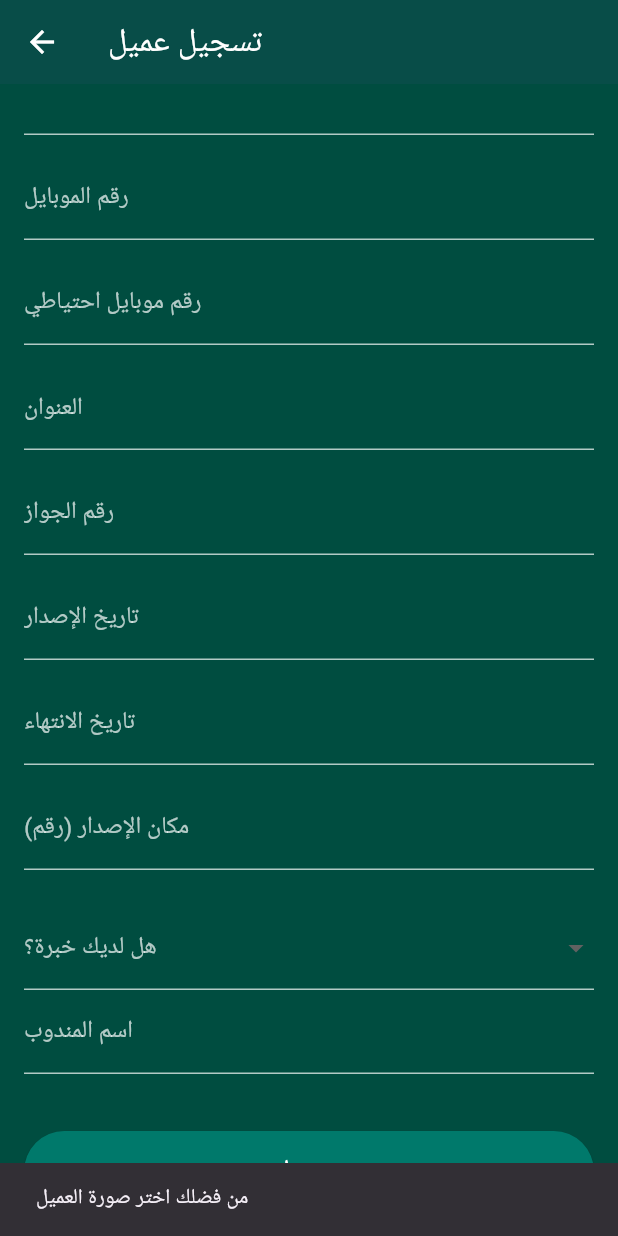
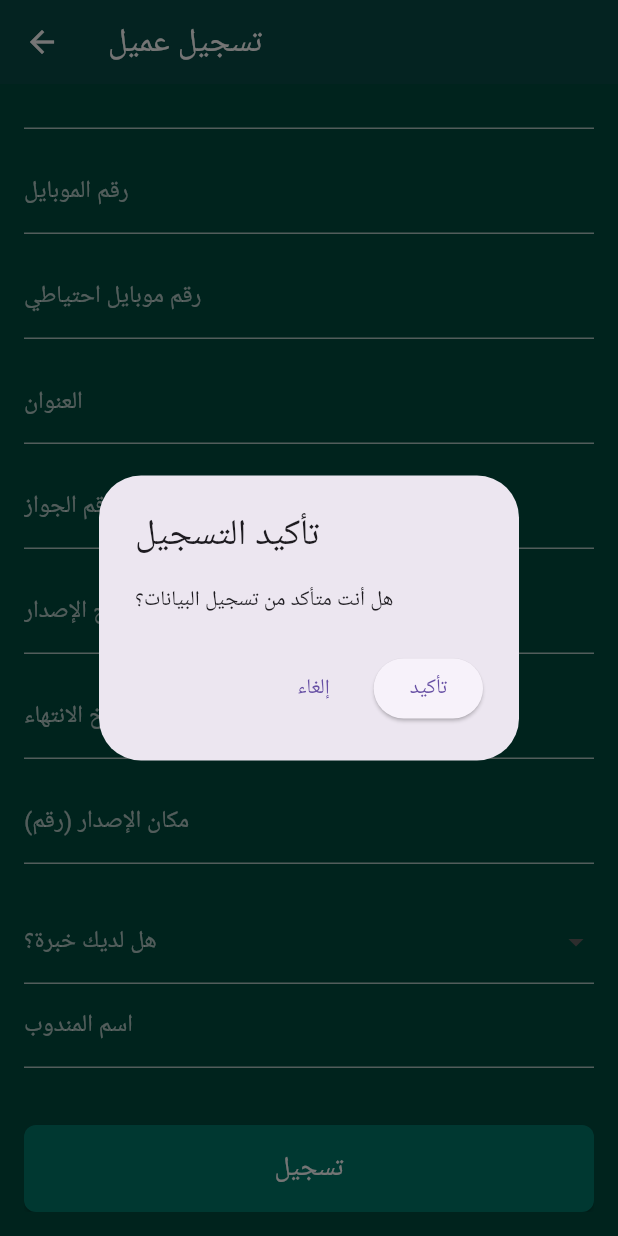
Before and after one commit to mo7med10/solidere_misr, a Flutter app: the ClientRegistrationScreen screen opened by its route, scrolled down 315 dp, after a tap on "تسجيل", on a phone screen of 412 x 824 dp. Run offline on Flutter 3.47's test engine with Material 3 defaults, Android fonts, the phone set to English and light mode, and no system bars; our stand-ins replace firebase_core, image_picker, shared_preferences; missing offline and left inert: excel; accounts and stored records are empty; Roboto replaces fonts that are missing (Cairo).

Commit message:
Add client registration improvements and validation

```diff
--- a/lib/screens/client_registration_screen.dart
+++ b/lib/screens/client_registration_screen.dart
@@ -54,6 +54,24 @@ class _ClientRegistrationScreenState extends State<ClientRegistrationScreen> {
     }
   }
 
+  Future<void> _confirmAndSubmit() async {
+    final shouldSubmit = await showDialog<bool>(
+      context: context,
+      builder: (_) => AlertDialog(
+        title: Text('تأكيد التسجيل'),
+        content: Text('هل أنت متأكد من تسجيل البيانات؟'),
+        actions: [
+          TextButton(onPressed: () => Navigator.pop(context, false), child: Text('إلغاء')),
+          ElevatedButton(onPressed: () => Navigator.pop(context, true), child: Text('تأكيد')),
+        ],
+      ),
+    );
+
+    if (shouldSubmit == true) {
+      _submitForm();
+    }
+  }
+
   Future<void> _submitForm() async {
     if (_pickedImage == null) {
       ScaffoldMessenger.of(context).showSnackBar(SnackBar(content: Text('من فضلك اختر صورة العميل')));
@@ -62,6 +80,11 @@ class _ClientRegistrationScreenState extends State<ClientRegistrationScreen> {
 
     if (!_formKey.currentState!.validate()) return;
 
+    if (experienceType == null) {
+      ScaffoldMessenger.of(context).showSnackBar(SnackBar(content: Text('من فضلك اختر نوع الخبرة')));
+      return;
+    }
+
     final prefs = await SharedPreferences.getInstance();
     final nationalId = nationalIdController.text.trim();
 
@@ -69,9 +92,7 @@ class _ClientRegistrationScreenState extends State<ClientRegistrationScreen> {
     bool alreadyExists = existingClients.any((entry) => entry.contains('الرقم القومي:$nationalId'));
 
     if (alreadyExists) {
-      ScaffoldMessenger.of(context).showSnackBar(
-        SnackBar(content: Text('تم التسجيل مسبقًا بهذا الرقم القومي')),
-      );
+      ScaffoldMessenger.of(context).showSnackBar(SnackBar(content: Text('تم التسجيل مسبقًا بهذا الرقم القومي')));
       return;
     }
 
@@ -116,10 +137,12 @@ class _ClientRegistrationScreenState extends State<ClientRegistrationScreen> {
 
     ScaffoldMessenger.of(context).showSnackBar(SnackBar(content: Text('تم التسجيل بنجاح')));
 
+    Future.delayed(Duration(seconds: 1), () {
       Navigator.pushReplacement(
         context,
         MaterialPageRoute(builder: (_) => ClientProfileScreen(nationalId: nationalId)),
       );
+    });
   }
 
   @override
@@ -150,16 +173,16 @@ class _ClientRegistrationScreenState extends State<ClientRegistrationScreen> {
                 ),
               ),
               const SizedBox(height: 20),
-              buildTextField('الاسم', nameController),
+              buildTextField('الاسم', nameController, isTextOnly: true),
               buildDateField('تاريخ الميلاد', birthDateController),
-              buildNationalIdField(),
+              buildNumberField('الرقم القومي', nationalIdController, length: 14),
               buildNumberField('رقم الموبايل', mobileNumberController),
-              buildNumberField('رقم موبايل احتياطي', altMobileNumberController, isOptional: true),
+              buildNumberField('رقم موبايل احتياطي', altMobileNumberController, optional: true),
               buildTextField('العنوان', addressController),
               buildNumberField('رقم الجواز', passportNumberController),
               buildDateField('تاريخ الإصدار', passportIssueDateController),
               buildDateField('تاريخ الانتهاء', passportExpiryDateController),
-              buildNumberField('مكان الإصدار (رقم)', passportIssuePlaceController, maxLength: 3),
+              buildNumberField('مكان الإصدار (رقم)', passportIssuePlaceController, length: 3),
               const SizedBox(height: 10),
               DropdownButtonFormField<String>(
                 decoration: InputDecoration(
@@ -178,16 +201,20 @@ class _ClientRegistrationScreenState extends State<ClientRegistrationScreen> {
               ),
               if (experienceType == 'قديم')
                 buildTextField('الشركات السابقة', previousCompaniesController),
-              buildTextField('اسم المندوب', delegateNameController),
+              buildTextField('اسم المندوب', delegateNameController, isTextOnly: true),
               const SizedBox(height: 24),
-              ElevatedButton(
-                onPressed: _submitForm,
+              SizedBox(
+                width: double.infinity,
+                child: ElevatedButton(
+                  onPressed: _confirmAndSubmit,
                   style: ElevatedButton.styleFrom(
                     backgroundColor: Colors.teal[700],
                     foregroundColor: Colors.white,
-                  padding: EdgeInsets.symmetric(vertical: 14),
+                    padding: EdgeInsets.symmetric(vertical: 16),
+                    shape: RoundedRectangleBorder(borderRadius: BorderRadius.circular(8)),
                   ),
                   child: Text('تسجيل', style: TextStyle(fontSize: 18)),
+                ),
               ),
             ],
           ),
@@ -196,20 +223,24 @@ class _ClientRegistrationScreenState extends State<ClientRegistrationScreen> {
     );
   }
 
-  Widget buildTextField(String label, TextEditingController controller) {
+  Widget buildTextField(String label, TextEditingController controller, {bool isTextOnly = false}) {
     return Padding(
       padding: const EdgeInsets.only(bottom: 14),
       child: TextFormField(
         controller: controller,
         decoration: buildInputDecoration(label),
         style: TextStyle(color: Colors.white),
-        keyboardType: TextInputType.text,
+        keyboardType: TextInputType.name,
+        inputFormatters: isTextOnly
+            ? [FilteringTextInputFormatter.allow(RegExp(r'[ا-يأءئa-zA-Z\s]'))]
+            : [],
         validator: (value) => value == null || value.isEmpty ? 'مطلوب' : null,
       ),
     );
   }
 
-  Widget buildNumberField(String label, TextEditingController controller, {bool isOptional = false, int? maxLength}) {
+  Widget buildNumberField(String label, TextEditingController controller,
+      {bool optional = false, int? length}) {
     return Padding(
       padding: const EdgeInsets.only(bottom: 14),
       child: TextFormField(
@@ -219,32 +250,11 @@ class _ClientRegistrationScreenState extends State<ClientRegistrationScreen> {
         keyboardType: TextInputType.number,
         inputFormatters: [
           FilteringTextInputFormatter.digitsOnly,
-          if (maxLength != null) LengthLimitingTextInputFormatter(maxLength),
+          if (length != null) LengthLimitingTextInputFormatter(length),
         ],
         validator: (value) {
-          if (isOptional) return null;
+          if (optional) return null;
           return value == null || value.isEmpty ? 'مطلوب' : null;
-        },
-      ),
-    );
-  }
-
-  Widget buildNationalIdField() {
-    return Padding(
-      padding: const EdgeInsets.only(bottom: 14),
-      child: TextFormField(
-        controller: nationalIdController,
-        decoration: buildInputDecoration('الرقم القومي'),
-        style: TextStyle(color: Colors.white),
-        keyboardType: TextInputType.number,
-        inputFormatters: [
-          FilteringTextInputFormatter.digitsOnly,
-          LengthLimitingTextInputFormatter(14),
-        ],
-        validator: (value) {
-          if (value == null || value.isEmpty) return 'مطلوب';
-          if (value.length != 14) return 'الرقم القومي يجب أن يكون 14 رقمًا';
-          return null;
         },
       ),
     );
```
Lines whose indentation alone changed are shown as unchanged.
